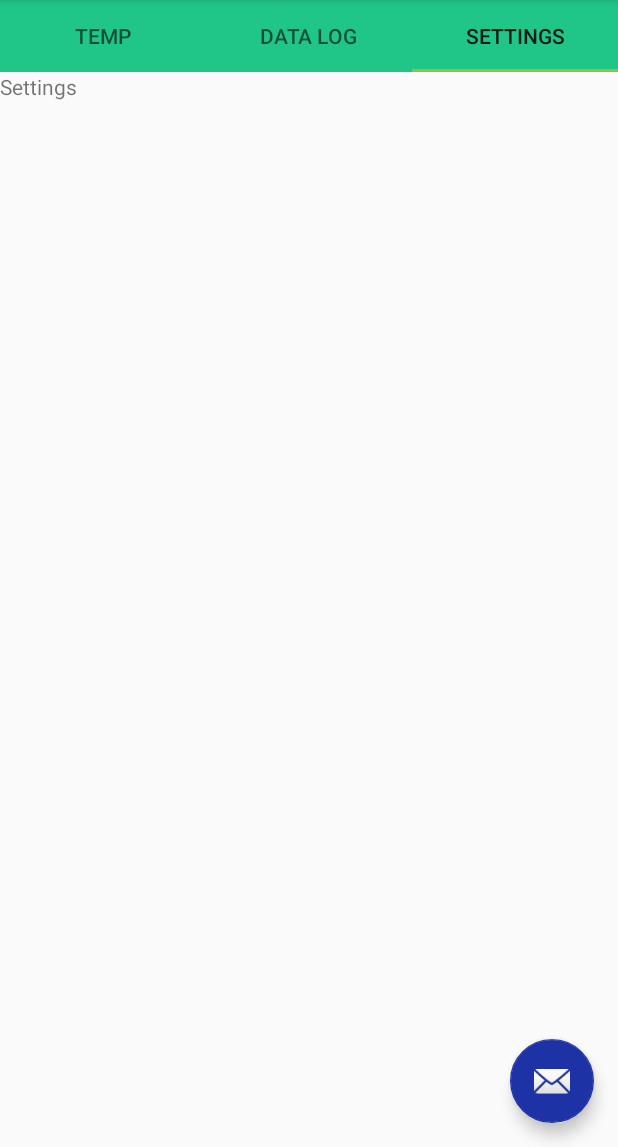
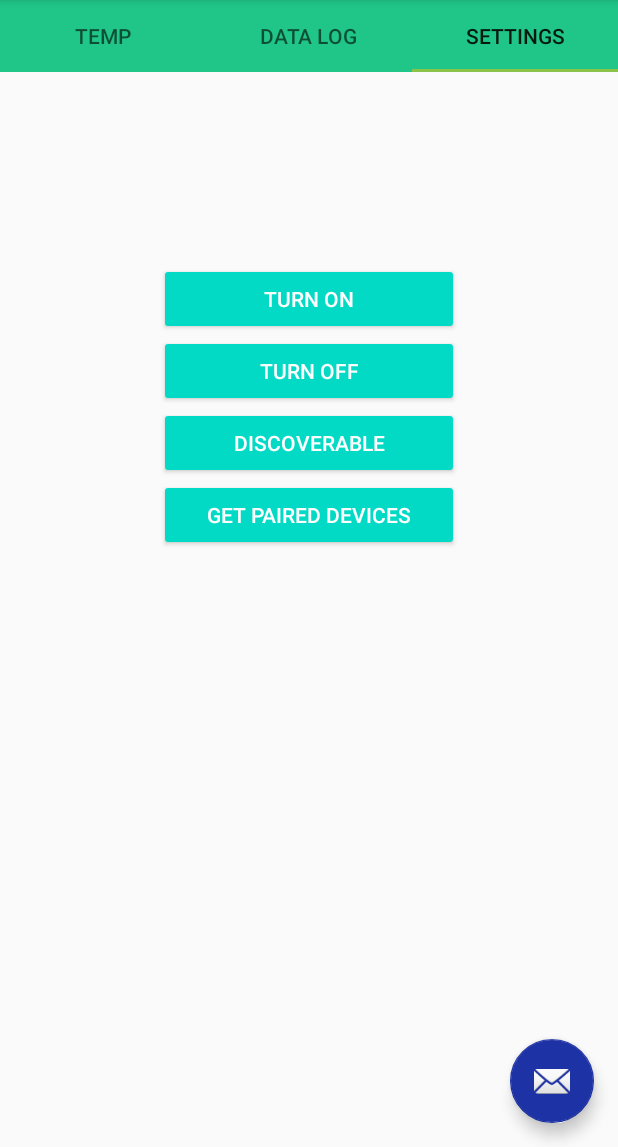
Before and after one commit to edwinahau2/Continuous_Temperature_Sensor, an Android app: the screen it shows after launch (MainActivity), tab 3 chosen, on a phone screen of 412 x 824 dp, the part 89-1236 px from its top. Run offline under Robolectric (Android 15) with nearby library versions, the light colour scheme and no system bars.

Commit message:
Update tab3_layout.xml

```diff
--- a/app/src/main/res/layout/tab3_layout.xml
+++ b/app/src/main/res/layout/tab3_layout.xml
@@ -1,13 +1,59 @@
 <?xml version="1.0" encoding="utf-8"?>
-<LinearLayout
-    xmlns:android="http://schemas.android.com/apk/res/android"
+<LinearLayout xmlns:android="http://schemas.android.com/apk/res/android"
+    xmlns:app="http://schemas.android.com/apk/res-auto"
+    xmlns:tools="http://schemas.android.com/tools"
     android:layout_width="match_parent"
-    android:layout_gravity="center"
-    android:layout_height="match_parent">
+    android:layout_height="match_parent"
+    android:orientation="vertical"
+    android:gravity="center_horizontal"
+    tools:context=".MainActivity">
 
     <TextView
+        android:id="@+id/statusBluetoothTv"
         android:layout_width="wrap_content"
         android:layout_height="wrap_content"
-        android:text="@string/tab_text_3"
-        />
+        android:text=""
+        android:textAlignment="center"
+        android:textSize="20sp"
+        android:textColor="#000" />
+    <ImageView
+        android:id="@+id/bluetoothIv"
+        android:layout_width="100dp"
+        android:layout_height="100dp" />
+    <Button
+        android:id="@+id/onBtn"
+        android:minWidth="200dp"
+        android:layout_width="wrap_content"
+        android:layout_height="wrap_content"
+        android:text="Turn On"
+        style="@style/Base.Widget.AppCompat.Button.Colored" />
+    <Button
+        android:id="@+id/offBtn"
+        android:minWidth="200dp"
+        android:layout_width="wrap_content"
+        android:layout_height="wrap_content"
+        android:text="Turn Off"
+        style="@style/Base.Widget.AppCompat.Button.Colored" />
+    <Button
+        android:id="@+id/discoverableBtn"
+        android:minWidth="200dp"
+        android:layout_width="wrap_content"
+        android:layout_height="wrap_content"
+        android:text="Discoverable"
+        style="@style/Base.Widget.AppCompat.Button.Colored" />
+    <Button
+        android:id="@+id/pairedBtn"
+        android:minWidth="200dp"
+        android:layout_width="wrap_content"
+        android:layout_height="wrap_content"
+        android:text="Get Paired Devices"
+        style="@style/Base.Widget.AppCompat.Button.Colored" />
+    <TextView
+        android:id="@+id/pairedTv"
+        android:minWidth="200dp"
+        android:text=""
+        android:textColor="#000"
+        android:layout_width="match_parent"
+        android:layout_height="wrap_content"/>
+
 </LinearLayout>
```
